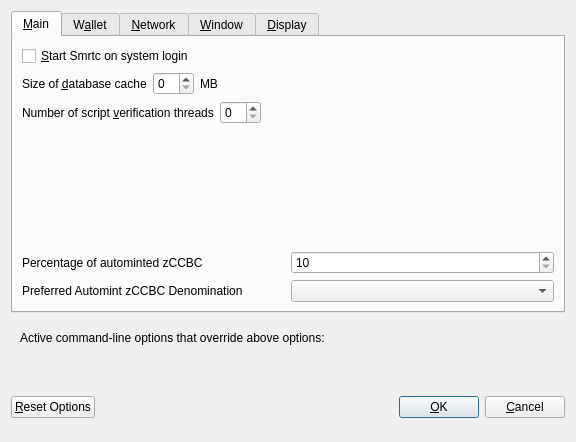
Qt form src/qt/forms/optionsdialog.ui (CryptoCashBack-Hub/CCBC) before a commit.
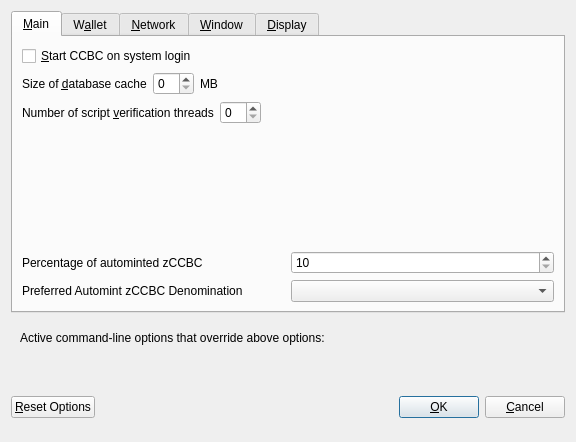
The same form after that commit. Custom widgets are drawn as their Qt base class.

Patch:
```diff
--- a/src/qt/forms/optionsdialog.ui
+++ b/src/qt/forms/optionsdialog.ui
@@ -33,7 +33,7 @@
           <string>Automatically start Smrtc after logging in to the system.</string>
          </property>
          <property name="text">
-          <string>&amp;Start Smrtc on system login</string>
+          <string>&amp;Start CCBC on system login</string>
          </property>
         </widget>
        </item>
```
Left out of the diff: 8 changed lines with no effect on the pictures.
